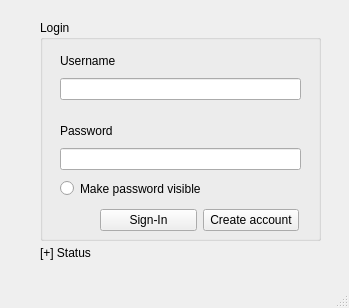
This is getfit.ui in kevinlucas23/getFit as Qt 5 draws it before an edit. The edited form follows.
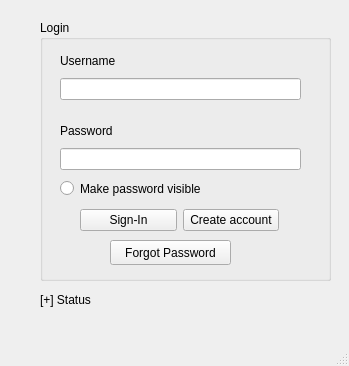
This is the edited form.

```diff
--- a/getfit.ui
+++ b/getfit.ui
@@ -7,7 +7,7 @@
     <x>0</x>
     <y>0</y>
     <width>349</width>
-    <height>308</height>
+    <height>366</height>
    </rect>
   </property>
   <property name="windowTitle">
@@ -19,8 +19,8 @@
      <rect>
       <x>40</x>
       <y>20</y>
-      <width>281</width>
-      <height>221</height>
+      <width>291</width>
+      <height>261</height>
      </rect>
     </property>
     <property name="title">
@@ -97,7 +97,7 @@
     <widget class="QWidget" name="layoutWidget">
      <property name="geometry">
       <rect>
-       <x>60</x>
+       <x>40</x>
        <y>180</y>
        <width>199</width>
        <height>41</height>
@@ -120,12 +120,25 @@
       </item>
      </layout>
     </widget>
+    <widget class="QPushButton" name="pushButton">
+     <property name="geometry">
+      <rect>
+       <x>70</x>
+       <y>220</y>
+       <width>121</width>
+       <height>25</height>
+      </rect>
+     </property>
+     <property name="text">
+      <string>Forgot Password</string>
+     </property>
+    </widget>
    </widget>
    <widget class="QLabel" name="label_3">
     <property name="geometry">
      <rect>
       <x>40</x>
-      <y>243</y>
+      <y>290</y>
       <width>81</width>
       <height>20</height>
      </rect>
```
